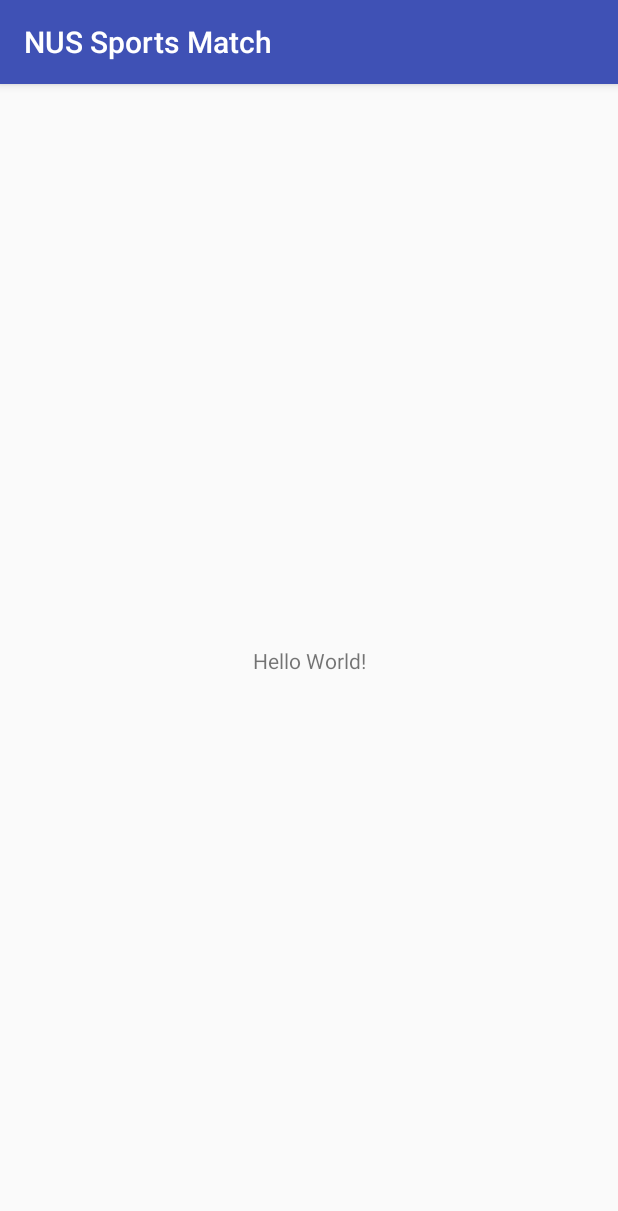
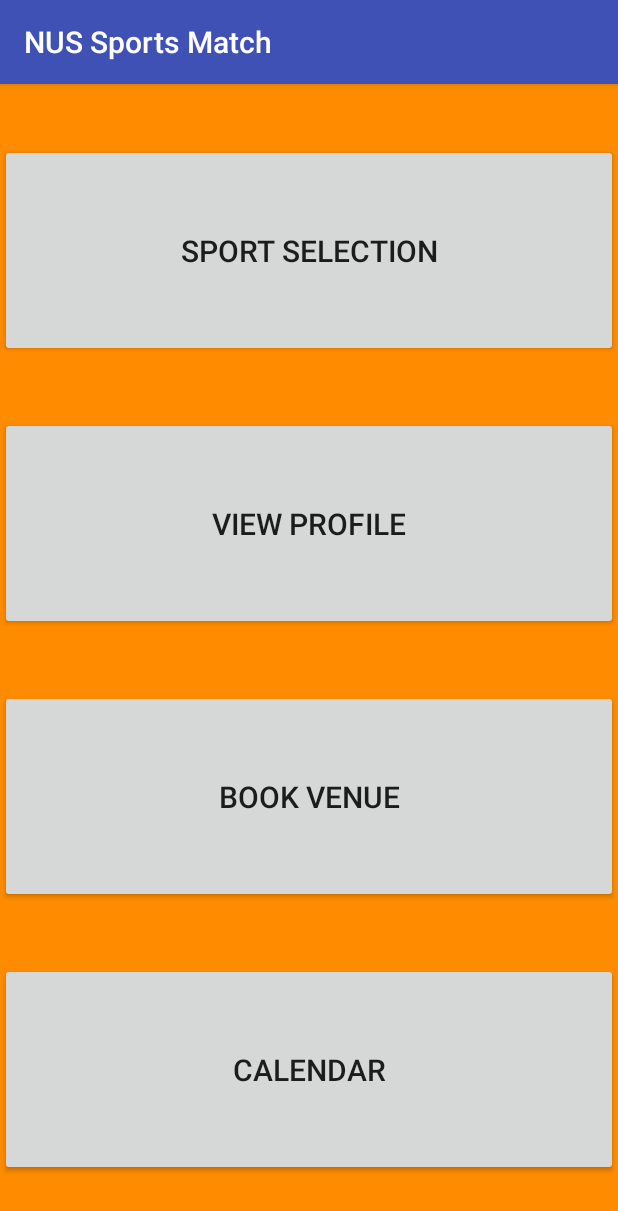
Before and after one commit to RachiketArya/MyApplication3, an Android app: the screen it shows after launch (MainActivity), on a phone screen of 412 x 824 dp. Shown: the top 1211 px of the screen. Run offline under Robolectric (Android 15) with nearby library versions, the phone set to English and light mode, and no system bars.

Commit message:
First commit and push

```diff
--- a/app/src/main/res/layout/activity_main.xml
+++ b/app/src/main/res/layout/activity_main.xml
@@ -4,15 +4,55 @@
     xmlns:tools="http://schemas.android.com/tools"
     android:layout_width="match_parent"
     android:layout_height="match_parent"
-    tools:context="com.example.rachiket.myapplication.MainActivity">
+    tools:context="com.example.rachiket.myapplication.MainActivity"
+    android:background = "#FF8C00">
 
-    <TextView
-        android:layout_width="wrap_content"
-        android:layout_height="wrap_content"
-        android:text="Hello World!"
-        app:layout_constraintBottom_toBottomOf="parent"
-        app:layout_constraintLeft_toLeftOf="parent"
-        app:layout_constraintRight_toRightOf="parent"
-        app:layout_constraintTop_toTopOf="parent" />
+    <LinearLayout
+        android:orientation="vertical"
+        android:weightSum="4"
+        android:layout_width="match_parent"
+        android:layout_height="match_parent">
+
+        <Button
+            android:id="@+id/button"
+            android:layout_weight="1"
+            android:layout_marginBottom="@dimen/marM"
+            android:layout_marginTop="@dimen/marT"
+            android:textSize="20sp"
+            android:layout_width="match_parent"
+            android:layout_height="0dp"
+            android:text="@string/first_button" />
+
+        <Button
+            android:id="@+id/button2"
+            android:layout_weight="1"
+            android:layout_marginBottom="@dimen/marM"
+            android:layout_marginTop="@dimen/marM"
+            android:textSize="20sp"
+            android:layout_width="match_parent"
+            android:layout_height="0dp"
+            android:text="@string/second_button"/>
+
+        <Button
+            android:id="@+id/button3"
+            android:layout_weight="1"
+            android:layout_marginBottom="@dimen/marM"
+            android:layout_marginTop="@dimen/marM"
+            android:textSize="20sp"
+            android:layout_width="match_parent"
+            android:layout_height="0dp"
+            android:text="@string/third_button"/>
+
+        <Button
+            android:id="@+id/button4"
+            android:layout_weight="1"
+            android:layout_marginBottom="@dimen/marT"
+            android:layout_marginTop="@dimen/marM"
+            android:textSize="20sp"
+            android:layout_width="match_parent"
+            android:layout_height="0dp"
+            android:text="@string/fourth_button"/>
+
+    </LinearLayout>
 
 </android.support.constraint.ConstraintLayout>
```
